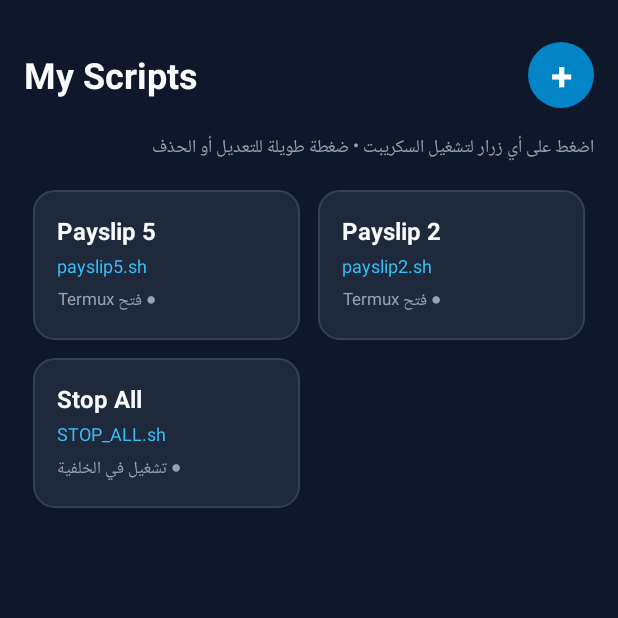
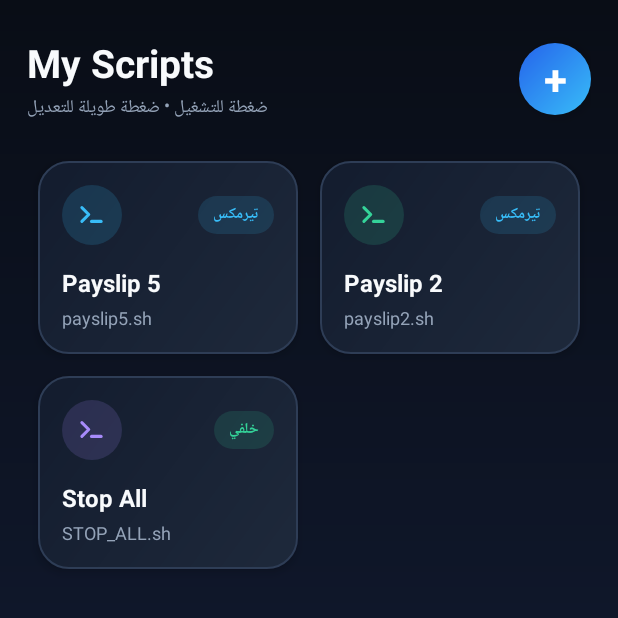
Before and after one commit to moh8880/MyScriptsApp, an Android app: the screen it shows after launch (MainActivity), on a phone screen of 412 x 824 dp, the top half of it. Run offline under Robolectric (Android 15) with nearby library versions, the phone set to English and light mode, and no system bars.

Commit message:
UI & Icon v2

```diff
--- a/app/build.gradle
+++ b/app/build.gradle
@@ -11,8 +11,8 @@ android {
         applicationId "com.my.scripts"
         minSdk 26
         targetSdk 34
-        versionCode 1
-        versionName "1.0"
+        versionCode 2
+        versionName "2.0"
     }
 
     compileOptions {
--- a/app/src/main/AndroidManifest.xml
+++ b/app/src/main/AndroidManifest.xml
@@ -9,6 +9,8 @@
 
     <application
         android:allowBackup="true"
+        android:icon="@mipmap/ic_launcher"
+        android:roundIcon="@mipmap/ic_launcher_round"
         android:label="My Scripts"
         android:theme="@android:style/Theme.Material.NoActionBar">
 
--- a/app/src/main/java/com/my/scripts/MainActivity.kt
+++ b/app/src/main/java/com/my/scripts/MainActivity.kt
@@ -4,13 +4,18 @@ import android.app.Activity
 import android.app.AlertDialog
 import android.content.Context
 import android.content.Intent
+import android.graphics.Color
+import android.graphics.drawable.GradientDrawable
 import android.os.Build
 import android.os.Bundle
+import android.view.HapticFeedbackConstants
 import android.view.LayoutInflater
 import android.view.View
 import android.view.ViewGroup
 import android.widget.CheckBox
 import android.widget.EditText
+import android.widget.FrameLayout
+import android.widget.ImageView
 import android.widget.TextView
 import android.widget.Toast
 import androidx.recyclerview.widget.GridLayoutManager
@@ -35,6 +40,8 @@ class MainActivity : Activity() {
 
     override fun onCreate(savedInstanceState: Bundle?) {
         super.onCreate(savedInstanceState)
+        window.statusBarColor = Color.parseColor("#090D16")
+        window.navigationBarColor = Color.parseColor("#111827")
         setContentView(R.layout.activity_main)
 
         loadScripts()
@@ -43,12 +50,19 @@ class MainActivity : Activity() {
         recycler.layoutManager = GridLayoutManager(this, 2)
         adapter = ScriptAdapter(
             items = scripts,
-            onClick = { runTermuxScript(it) },
+            onClick = { item, view ->
+                view.performHapticFeedback(HapticFeedbackConstants.VIRTUAL_KEY)
+                view.animate().scaleX(0.94f).scaleY(0.94f).setDuration(80).withEndAction {
+                    view.animate().scaleX(1f).scaleY(1f).setDuration(120).start()
+                }.start()
+                runTermuxScript(item)
+            },
             onLongClick = { index -> showEditOrDeleteDialog(index) }
         )
         recycler.adapter = adapter
 
-        findViewById<View>(R.id.btnAdd).setOnClickListener {
+        findViewById<View>(R.id.btnAdd).setOnClickListener { v ->
+            v.performHapticFeedback(HapticFeedbackConstants.VIRTUAL_KEY)
             showAddEditDialog(editIndex = null)
         }
     }
@@ -98,7 +112,7 @@ class MainActivity : Activity() {
             cbBg.isChecked = current.runInBackground
         }
 
-        AlertDialog.Builder(this)
+        AlertDialog.Builder(this, android.R.style.Theme_Material_Dialog_Alert)
             .setTitle(if (editIndex == null) "إضافة سكريبت جديد" else "تعديل السكريبت")
             .setView(dialogView)
             .setPositiveButton("حفظ") { _, _ ->
@@ -124,7 +138,7 @@ class MainActivity : Activity() {
 
     private fun showEditOrDeleteDialog(index: Int) {
         val options = arrayOf("تعديل", "حذف")
-        AlertDialog.Builder(this)
+        AlertDialog.Builder(this, android.R.style.Theme_Material_Dialog_Alert)
             .setTitle(scripts[index].title)
             .setItems(options) { _, which ->
                 if (which == 0) {
@@ -186,14 +200,25 @@ class MainActivity : Activity() {
 
 class ScriptAdapter(
     private val items: List<ScriptItem>,
-    private val onClick: (ScriptItem) -> Unit,
+    private val onClick: (ScriptItem, View) -> Unit,
     private val onLongClick: (Int) -> Unit
 ) : RecyclerView.Adapter<ScriptAdapter.VH>() {
+
+    private val accentColors = listOf(
+        "#38BDF8", // Sky
+        "#34D399", // Emerald
+        "#A78BFA", // Violet
+        "#FBBF24", // Amber
+        "#FB7185", // Rose
+        "#2DD4BF"  // Teal
+    )
 
     class VH(v: View) : RecyclerView.ViewHolder(v) {
         val title: TextView = v.findViewById(R.id.tvTitle)
         val file: TextView = v.findViewById(R.id.tvFile)
         val mode: TextView = v.findViewById(R.id.tvMode)
+        val iconContainer: FrameLayout = v.findViewById(R.id.iconContainer)
+        val ivIcon: ImageView = v.findViewById(R.id.ivIcon)
     }
 
     override fun onCreateViewHolder(parent: ViewGroup, viewType: Int): VH {
@@ -203,11 +228,32 @@ class ScriptAdapter(
 
     override fun onBindViewHolder(holder: VH, position: Int) {
         val item = items[position]
+        val accentHex = accentColors[position % accentColors.size]
+        val accentColor = Color.parseColor(accentHex)
+
         holder.title.text = item.title
         holder.file.text = item.scriptFile
-        holder.mode.text = if (item.runInBackground) "● تشغيل في الخلفية" else "● فتح Termux"
 
-        holder.itemView.setOnClickListener { onClick(item) }
+        // Colored icon badge
+        val iconBg = GradientDrawable().apply {
+            shape = GradientDrawable.OVAL
+            setColor(Color.argb(40, Color.red(accentColor), Color.green(accentColor), Color.blue(accentColor)))
+        }
+        holder.iconContainer.background = iconBg
+        holder.ivIcon.setColorFilter(accentColor)
+
+        // Status pill
+        val modeColor = if (item.runInBackground) Color.parseColor("#34D399") else Color.parseColor("#38BDF8")
+        holder.mode.text = if (item.runInBackground) "خلفي" else "تيرمكس"
+        holder.mode.setTextColor(modeColor)
+        val modeBg = GradientDrawable().apply {
+            shape = GradientDrawable.RECTANGLE
+            cornerRadius = 50f
+            setColor(Color.argb(35, Color.red(modeColor), Color.green(modeColor), Color.blue(modeColor)))
+        }
+        holder.mode.background = modeBg
+
+        holder.itemView.setOnClickListener { onClick(item, it) }
         holder.itemView.setOnLongClickListener {
             onLongClick(holder.bindingAdapterPosition)
             true
--- /dev/null
+++ b/app/src/main/res/drawable/badge_bg.xml
@@ -0,0 +1,6 @@
+<?xml version="1.0" encoding="utf-8"?>
+<shape xmlns:android="http://schemas.android.com/apk/res/android"
+    android:shape="rectangle">
+    <solid android:color="#1A38BDF8" />
+    <corners android:radius="50dp" />
+</shape>
--- /dev/null
+++ b/app/src/main/res/drawable/bg_main_gradient.xml
@@ -0,0 +1,9 @@
+<?xml version="1.0" encoding="utf-8"?>
+<shape xmlns:android="http://schemas.android.com/apk/res/android">
+    <gradient
+        android:angle="270"
+        android:startColor="#090D16"
+        android:centerColor="#0F172A"
+        android:endColor="#111827"
+        android:type="linear" />
+</shape>
--- a/app/src/main/res/drawable/btn_plus_bg.xml
+++ b/app/src/main/res/drawable/btn_plus_bg.xml
@@ -3,7 +3,11 @@
     android:color="#55FFFFFF">
     <item>
         <shape android:shape="oval">
-            <solid android:color="#0284C7" />
+            <gradient
+                android:angle="135"
+                android:startColor="#38BDF8"
+                android:endColor="#2563EB"
+                android:type="linear" />
         </shape>
     </item>
 </ripple>
--- a/app/src/main/res/drawable/card_bg.xml
+++ b/app/src/main/res/drawable/card_bg.xml
@@ -3,9 +3,13 @@
     android:color="#3338BDF8">
     <item>
         <shape android:shape="rectangle">
-            <solid android:color="#1E293B" />
-            <stroke android:width="1dp" android:color="#334155" />
-            <corners android:radius="14dp" />
+            <gradient
+                android:angle="135"
+                android:startColor="#1E293B"
+                android:endColor="#131C2E"
+                android:type="linear" />
+            <stroke android:width="1dp" android:color="#2E3D56" />
+            <corners android:radius="20dp" />
         </shape>
     </item>
 </ripple>
--- /dev/null
+++ b/app/src/main/res/drawable/ic_launcher_background.xml
@@ -0,0 +1,10 @@
+<?xml version="1.0" encoding="utf-8"?>
+<shape xmlns:android="http://schemas.android.com/apk/res/android"
+    android:shape="rectangle">
+    <gradient
+        android:angle="135"
+        android:startColor="#0F172A"
+        android:centerColor="#1E1B4B"
+        android:endColor="#0C4A6E"
+        android:type="linear" />
+</shape>
--- /dev/null
+++ b/app/src/main/res/drawable/ic_launcher_foreground.xml
@@ -0,0 +1,26 @@
+<?xml version="1.0" encoding="utf-8"?>
+<vector xmlns:android="http://schemas.android.com/apk/res/android"
+    android:width="108dp"
+    android:height="108dp"
+    android:viewportWidth="108"
+    android:viewportHeight="108">
+    <!-- Subtle glowing terminal frame -->
+    <path
+        android:fillColor="#1A38BDF8"
+        android:strokeColor="#38BDF8"
+        android:strokeWidth="2.5"
+        android:pathData="M32,32 L76,32 C79.3,32 82,34.7 82,38 L82,70 C82,73.3 79.3,76 76,76 L32,76 C28.7,76 26,73.3 26,70 L26,38 C26,34.7 28.7,32 32,32 Z" />
+    <!-- Chevron > -->
+    <path
+        android:strokeColor="#38BDF8"
+        android:strokeWidth="4.5"
+        android:strokeLineCap="round"
+        android:strokeLineJoin="round"
+        android:pathData="M38,46 L48,54 L38,62" />
+    <!-- Underscore _ -->
+    <path
+        android:strokeColor="#34D399"
+        android:strokeWidth="4.5"
+        android:strokeLineCap="round"
+        android:pathData="M54,62 L68,62" />
+</vector>
--- /dev/null
+++ b/app/src/main/res/drawable/ic_terminal.xml
@@ -0,0 +1,18 @@
+<?xml version="1.0" encoding="utf-8"?>
+<vector xmlns:android="http://schemas.android.com/apk/res/android"
+    android:width="24dp"
+    android:height="24dp"
+    android:viewportWidth="24"
+    android:viewportHeight="24">
+    <path
+        android:strokeColor="#FFFFFF"
+        android:strokeWidth="2.2"
+        android:strokeLineCap="round"
+        android:strokeLineJoin="round"
+        android:pathData="M5,7 L10,12 L5,17" />
+    <path
+        android:strokeColor="#FFFFFF"
+        android:strokeWidth="2.2"
+        android:strokeLineCap="round"
+        android:pathData="M12,17 L19,17" />
+</vector>
--- a/app/src/main/res/layout/activity_main.xml
+++ b/app/src/main/res/layout/activity_main.xml
@@ -2,54 +2,66 @@
 <LinearLayout xmlns:android="http://schemas.android.com/apk/res/android"
     android:layout_width="match_parent"
     android:layout_height="match_parent"
-    android:background="#0F172A"
+    android:background="@drawable/bg_main_gradient"
     android:orientation="vertical"
-    android:padding="16dp">
+    android:paddingStart="18dp"
+    android:paddingEnd="18dp"
+    android:paddingTop="24dp"
+    android:paddingBottom="12dp">
 
     <RelativeLayout
         android:layout_width="match_parent"
         android:layout_height="wrap_content"
-        android:layout_marginTop="12dp"
-        android:layout_marginBottom="16dp">
+        android:layout_marginBottom="18dp">
 
-        <TextView
+        <LinearLayout
             android:layout_width="wrap_content"
             android:layout_height="wrap_content"
             android:layout_alignParentStart="true"
             android:layout_centerVertical="true"
-            android:text="My Scripts"
-            android:textColor="#F8FAFC"
-            android:textSize="24sp"
-            android:textStyle="bold" />
+            android:orientation="vertical">
+
+            <TextView
+                android:layout_width="wrap_content"
+                android:layout_height="wrap_content"
+                android:text="My Scripts"
+                android:textColor="#F8FAFC"
+                android:textSize="26sp"
+                android:textStyle="bold" />
+
+            <TextView
+                android:id="@+id/tvSubtitle"
+                android:layout_width="wrap_content"
+                android:layout_height="wrap_content"
+                android:layout_marginTop="2dp"
+                android:text="ضغطة للتشغيل • ضغطة طويلة للتعديل"
+                android:textColor="#94A3B8"
+                android:textSize="12sp" />
+        </LinearLayout>
 
         <TextView
             android:id="@+id/btnAdd"
-            android:layout_width="44dp"
-            android:layout_height="44dp"
+            android:layout_width="48dp"
+            android:layout_height="48dp"
             android:layout_alignParentEnd="true"
             android:layout_centerVertical="true"
             android:background="@drawable/btn_plus_bg"
             android:clickable="true"
+            android:elevation="6dp"
             android:focusable="true"
             android:gravity="center"
             android:text="+"
             android:textColor="#FFFFFF"
-            android:textSize="26sp"
+            android:textSize="28sp"
             android:textStyle="bold" />
     </RelativeLayout>
-
-    <TextView
-        android:layout_width="match_parent"
-        android:layout_height="wrap_content"
-        android:layout_marginBottom="12dp"
-        android:text="اضغط على أي زرار لتشغيل السكريبت • ضغطة طويلة للتعديل أو الحذف"
-        android:textColor="#94A3B8"
-        android:textSize="12sp" />
 
     <androidx.recyclerview.widget.RecyclerView
         android:id="@+id/scriptsRecycler"
         android:layout_width="match_parent"
         android:layout_height="0dp"
-        android:layout_weight="1" />
+        android:layout_weight="1"
+        android:clipToPadding="false"
+        android:paddingBottom="16dp" />
 
 </LinearLayout>
--- a/app/src/main/res/layout/dialog_add_script.xml
+++ b/app/src/main/res/layout/dialog_add_script.xml
@@ -9,7 +9,7 @@
         android:id="@+id/etTitle"
         android:layout_width="match_parent"
         android:layout_height="wrap_content"
-        android:hint="اسم الزرار (مثلاً: نسخ MyCloud)"
+        android:hint="اسم الزرار (مثلاً: ورد القرآن)"
         android:inputType="text"
         android:singleLine="true" />
 
@@ -18,7 +18,7 @@
         android:layout_width="match_parent"
         android:layout_height="wrap_content"
         android:layout_marginTop="12dp"
-        android:hint="اسم السكريبت في .shortcuts (مثلاً: payslip5.sh)"
+        android:hint="اسم السكريبت (مثلاً: payslip5.sh)"
         android:inputType="text"
         android:singleLine="true" />
 
--- a/app/src/main/res/layout/item_script.xml
+++ b/app/src/main/res/layout/item_script.xml
@@ -2,18 +2,58 @@
 <LinearLayout xmlns:android="http://schemas.android.com/apk/res/android"
     android:layout_width="match_parent"
     android:layout_height="wrap_content"
-    android:layout_margin="6dp"
+    android:layout_margin="7dp"
     android:background="@drawable/card_bg"
     android:clickable="true"
+    android:elevation="4dp"
     android:focusable="true"
-    android:gravity="center_vertical"
     android:orientation="vertical"
     android:padding="16dp">
+
+    <LinearLayout
+        android:layout_width="match_parent"
+        android:layout_height="wrap_content"
+        android:gravity="center_vertical"
+        android:orientation="horizontal">
+
+        <FrameLayout
+            android:id="@+id/iconContainer"
+            android:layout_width="40dp"
+            android:layout_height="40dp"
+            android:background="@drawable/badge_bg">
+
+            <ImageView
+                android:id="@+id/ivIcon"
+                android:layout_width="22dp"
+                android:layout_height="22dp"
+                android:layout_gravity="center"
+                android:src="@drawable/ic_terminal" />
+        </FrameLayout>
+
+        <View
+            android:layout_width="0dp"
+            android:layout_height="1dp"
+            android:layout_weight="1" />
+
+        <TextView
+            android:id="@+id/tvMode"
+            android:layout_width="wrap_content"
+            android:layout_height="wrap_content"
+            android:background="@drawable/badge_bg"
+            android:paddingStart="10dp"
+            android:paddingTop="4dp"
+            android:paddingEnd="10dp"
+            android:paddingBottom="4dp"
+            android:textColor="#38BDF8"
+            android:textSize="10sp"
+            android:textStyle="bold" />
+    </LinearLayout>
 
     <TextView
         android:id="@+id/tvTitle"
         android:layout_width="match_parent"
         android:layout_height="wrap_content"
+        android:layout_marginTop="14dp"
         android:ellipsize="end"
         android:maxLines="1"
         android:textColor="#F8FAFC"
@@ -27,14 +67,6 @@
         android:layout_marginTop="4dp"
         android:ellipsize="end"
         android:maxLines="1"
-        android:textColor="#38BDF8"
+        android:textColor="#94A3B8"
         android:textSize="12sp" />
-
-    <TextView
-        android:id="@+id/tvMode"
-        android:layout_width="wrap_content"
-        android:layout_height="wrap_content"
-        android:layout_marginTop="6dp"
-        android:textColor="#94A3B8"
-        android:textSize="11sp" />
 </LinearLayout>
--- /dev/null
+++ b/app/src/main/res/mipmap-anydpi-v26/ic_launcher.xml
@@ -0,0 +1,5 @@
+<?xml version="1.0" encoding="utf-8"?>
+<adaptive-icon xmlns:android="http://schemas.android.com/apk/res/android">
+    <background android:drawable="@drawable/ic_launcher_background" />
+    <foreground android:drawable="@drawable/ic_launcher_foreground" />
+</adaptive-icon>
--- /dev/null
+++ b/app/src/main/res/mipmap-anydpi-v26/ic_launcher_round.xml
@@ -0,0 +1,5 @@
+<?xml version="1.0" encoding="utf-8"?>
+<adaptive-icon xmlns:android="http://schemas.android.com/apk/res/android">
+    <background android:drawable="@drawable/ic_launcher_background" />
+    <foreground android:drawable="@drawable/ic_launcher_foreground" />
+</adaptive-icon>
```
